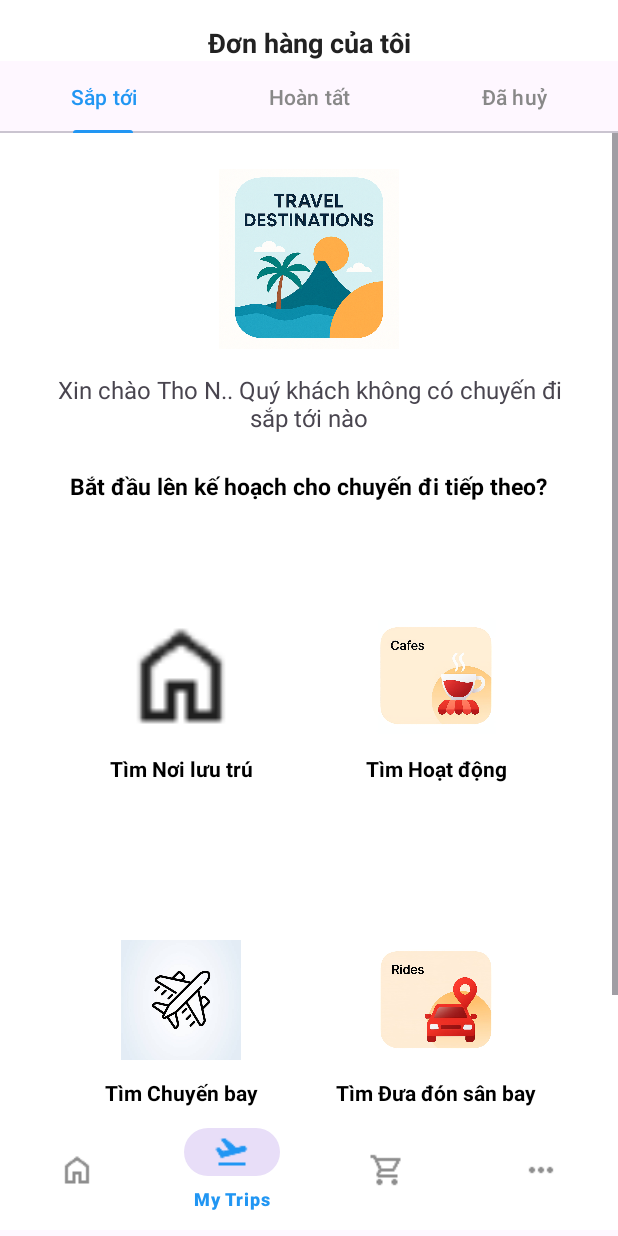
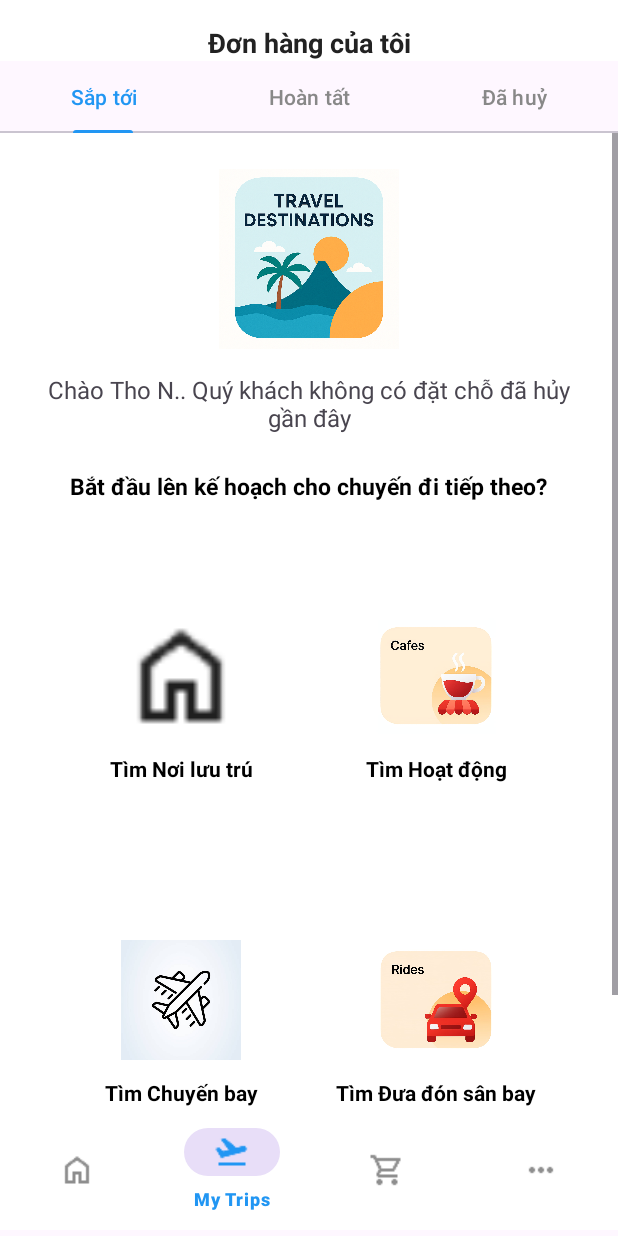
Before and after one commit to ngysytho/NextTrip, an Android app: the fragment MyTrip_CancelledFragment placed in its activity, item 2 of the bottom bar chosen, on a phone screen of 412 x 824 dp. Run offline under Robolectric (Android 15) with nearby library versions, the phone set to English and light mode, and no system bars.

```diff
--- a/app/src/main/java/edu/poly/nexttrip/MyTrip_CancelledFragment.kt
+++ b/app/src/main/java/edu/poly/nexttrip/MyTrip_CancelledFragment.kt
@@ -20,7 +20,8 @@ class MyTrip_CancelledFragment : Fragment() {
         inflater: LayoutInflater, container: ViewGroup?,
         savedInstanceState: Bundle?
     ): View? {
-        return inflater.inflate(R.layout.fragment_my_trip__completed, container, false)
+        // Sửa tên layout cho đúng nếu cần
+        return inflater.inflate(R.layout.fragment_my_trip__cancelled, container, false)
     }
 
     override fun onViewCreated(view: View, savedInstanceState: Bundle?) {
@@ -30,9 +31,10 @@ class MyTrip_CancelledFragment : Fragment() {
         recyclerView = view.findViewById(R.id.MyTrip_Cancelled_recyclerCompletedTrip)
         emptyLayout = view.findViewById(R.id.MyTrip_Cancelled_completeLayout)
 
-        // Lấy tên người dùng từ SharedPreferences
-        val prefs = requireContext().getSharedPreferences("user_prefs", Context.MODE_PRIVATE)
-        val userName = prefs.getString("username", "Tho N.") ?: "Tho N."
+        // 🔥 Đổi đúng key "user_session" thay vì "user_prefs"
+        val prefs = requireContext().getSharedPreferences("user_session", Context.MODE_PRIVATE)
+        val userName = prefs.getString("userName", "Tho N.") ?: "Tho N."
+
         txtNoTripCompleted.text =
             "Chào $userName. Quý khách không có đặt chỗ đã hủy gần đây"
 
@@ -51,15 +53,6 @@ class MyTrip_CancelledFragment : Fragment() {
     }
 
     private fun getCompletedTrips(): List<My_Trip_Upcomming_TripModel> {
-        // ⚠️ Tạm thời trả về danh sách trống (test UI)
         return emptyList()
-
-        // Có thể giả lập test:
-        /*
-        return listOf(
-            TripModel("Hà Nội", "01/01/2025", "03/01/2025"),
-            TripModel("Đà Nẵng", "15/02/2025", "20/02/2025")
-        )
-        */
     }
 }
--- a/app/src/main/java/edu/poly/nexttrip/MyTrip_UpcomingFragment.kt
+++ b/app/src/main/java/edu/poly/nexttrip/MyTrip_UpcomingFragment.kt
@@ -1,5 +1,6 @@
 package edu.poly.nexttrip
 
+import android.content.Context
 import android.os.Bundle
 import android.view.LayoutInflater
 import android.view.View
@@ -34,8 +35,11 @@ class MyTrip_UpcomingFragment : Fragment() {
         txtNoTrip = view.findViewById(R.id.MyTrip_UpComing_txtNoTrip)
 
         // 🧠 Lấy tên người dùng (ở đây hardcode, bạn có thể lấy từ SharedPreferences)
-        val userName = "Tho N"
-        txtNoTrip.text = "Xin chào $userName.. Quý khách không có chuyến đi sắp tới nào"
+        val prefs = requireContext().getSharedPreferences("user_session", Context.MODE_PRIVATE)
+        val userName = prefs.getString("userName", "Tho N.") ?: "Tho N."
+
+        txtNoTrip.text = "Chào $userName. Quý khách không có đặt chỗ đã hủy gần đây"
+
 
         // 🔄 Lấy danh sách chuyến đi sắp tới
         val listTrips = getUpcomingTrips()
--- a/app/src/main/res/layout/layout_header_logged_in.xml
+++ b/app/src/main/res/layout/layout_header_logged_in.xml
@@ -7,7 +7,7 @@
 
     <TextView
         android:id="@+id/HeaderLoggedin_userName"
-        android:text="Chào mừng, Tho"
+        android:text="Chào mừng đến với NextTrip"
         android:textColor="@android:color/white"
         android:textSize="18sp"
         android:textStyle="bold"
```
